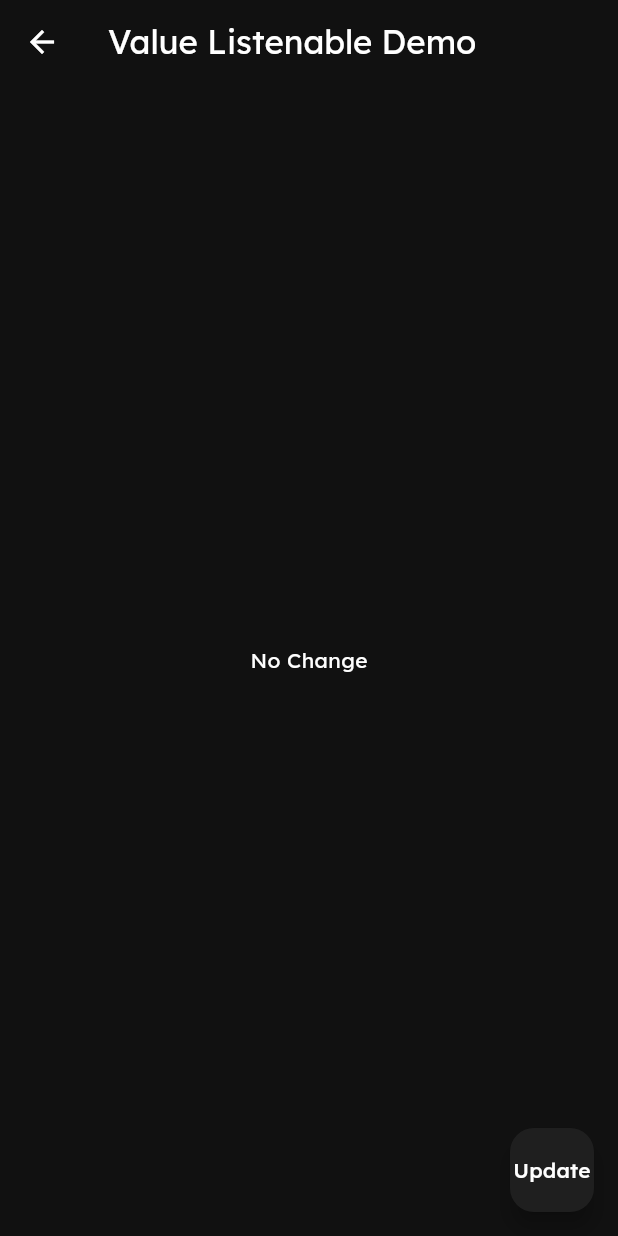
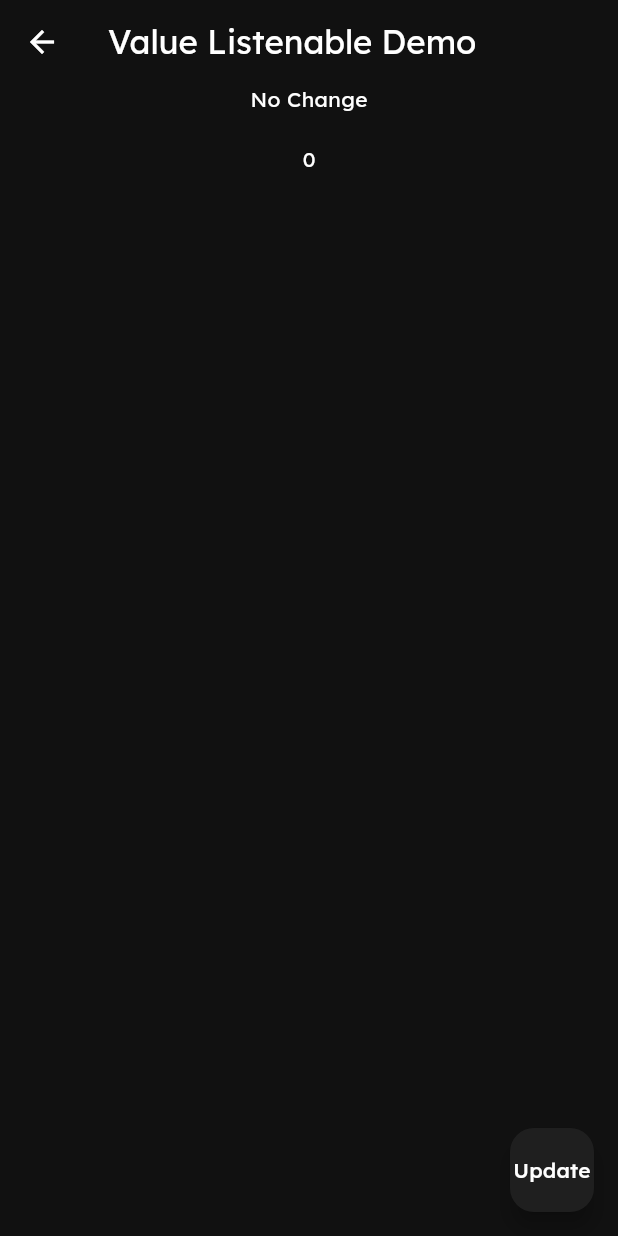
Before and after one commit to rane-siddhesh/flutter_functionalities, a Flutter app: the ValueListenableDemo screen opened directly, on a phone screen of 412 x 824 dp. Run offline on Flutter 3.47's test engine with Material 3 defaults, Android fonts, the phone set to English and light mode, and no system bars; our stand-ins replace flutter_riverpod, flutter_svg, flutter_switch, geolocator, google_fonts, image_picker and 1 more; missing offline and left inert: encrypt, no_screenshot.

Commit message:
counter added

```diff
--- a/lib/value_listenable_demo.dart
+++ b/lib/value_listenable_demo.dart
@@ -7,11 +7,14 @@ class ValueListenableDemo extends StatelessWidget {
   Widget build(BuildContext context) {
 
     final ValueNotifier<String> notifier = ValueNotifier<String>("No Change");
+    final ValueNotifier<int> count = ValueNotifier<int>(0);
 
     return Scaffold(appBar: AppBar(
       title: Text("Value Listenable Demo"),
     ),
-      body: ValueListenableBuilder(
+      body: Column(
+        children: [
+          ValueListenableBuilder(
             valueListenable: notifier,
             builder: (context, value, child) {
               return Center(
@@ -19,9 +22,21 @@ class ValueListenableDemo extends StatelessWidget {
               );
             }
           ),
+          SizedBox(height: 20,),
+          ValueListenableBuilder(
+              valueListenable: count,
+              builder: (context, value, child) {
+                return Center(
+                  child: Text("$value"),
+                );
+              }
+          ),
+        ],
+      ),
       floatingActionButton: FloatingActionButton(
         onPressed: () {
           notifier.value = "Value change successfully";
+          count.value++;
         }, child: Text("Update"),),
     );
   }
```
Lines whose indentation alone changed are shown as unchanged.
